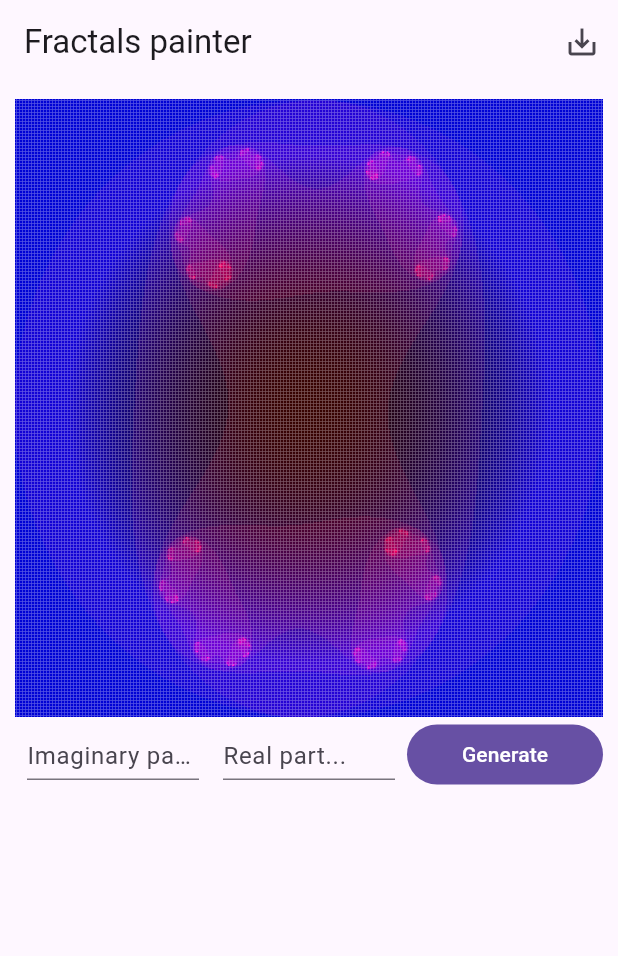
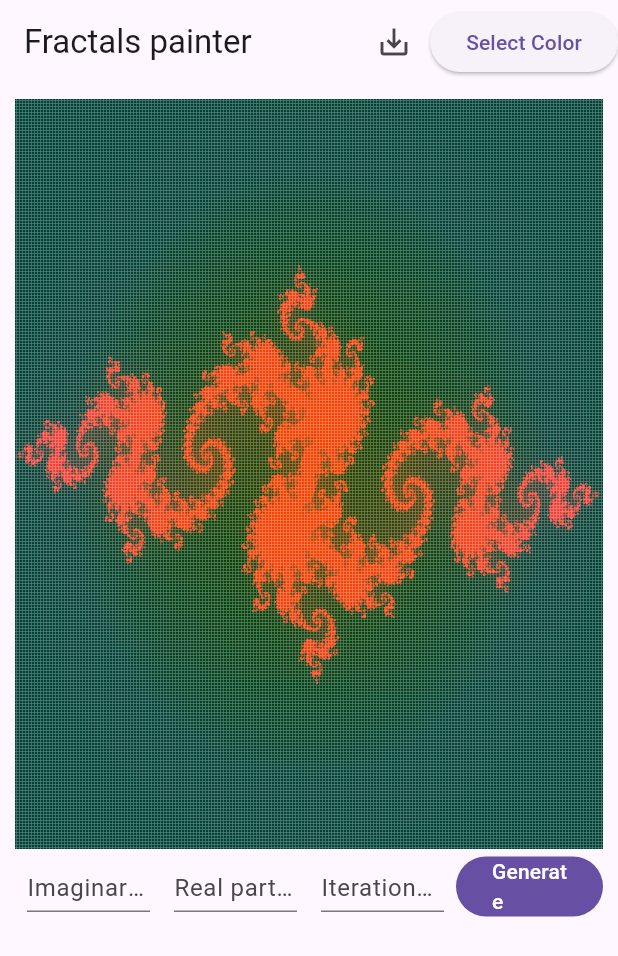
Before and after one commit to DedKiri11/fractals, a Flutter app: the screen it shows after launch, after a tap on "Generate", on a phone screen of 412 x 824 dp. Shown: the top 956 px of the screen. Run offline on Flutter 3.47's test engine with Material 3 defaults, Android fonts, the phone set to English and light mode, and no system bars; our stand-ins replace flutter_colorpicker; missing offline and left inert: dart:ffi.

Commit message:
Created custom color picker

```diff
--- a/fractals_project/lib/animations/animatedJuliasFractal.dart
+++ b/fractals_project/lib/animations/animatedJuliasFractal.dart
@@ -63,7 +63,9 @@ class _AnimatedJuliaFractalState extends State<AnimatedJuliaFractal>
             return CustomPaint(
                 painter: JuliaSetPainter(
                     realPart: _animationForRealPart.evaluate(curve),
-                    imaginaryPart: _animationForImaginaryPart.evaluate(curve)));
+                    imaginaryPart: _animationForImaginaryPart.evaluate(curve),
+                    iterations: 100,
+                    color: Colors.red));
           }
         )
     );
--- a/fractals_project/lib/fractals/fractalJuliasSet.dart
+++ b/fractals_project/lib/fractals/fractalJuliasSet.dart
@@ -7,8 +7,10 @@ import 'package:flutter/material.dart';
 class JuliaSetWidget extends StatefulWidget {
   final double realPart;
   final double imaginaryPart;
+  final Color color;
+  final int iterations;
 
-  JuliaSetWidget(this.realPart, this.imaginaryPart, {super.key});
+  JuliaSetWidget(this.realPart, this.imaginaryPart, this.iterations, {super.key, required this.color});
 
   @override
   State<JuliaSetWidget> createState() => _JuliaSetWidgetState();
@@ -19,12 +21,12 @@ class _JuliaSetWidgetState extends State<JuliaSetWidget> {
   Widget build(BuildContext context) {
     return CustomPaint(
       size: Size(
-          MediaQuery.of(context).size.width, MediaQuery.of(context).size.width),
+          500, 500,),
       //(realPart: 0.285, imaginaryPart: 0.01) (realPart: -0.085, imaginaryPart: 0.71) (realPart: -0.74543, imaginaryPart: 0.11031)
       //painter: JuliaSetPainter(realPart: -0.8, imaginaryPart: 0.156),
       //painter: JuliaSetPainter(realPart: 0.285, imaginaryPart: 0.01),
       painter: JuliaSetPainter(
-          realPart: widget.realPart, imaginaryPart: widget.imaginaryPart),
+          realPart: widget.realPart, imaginaryPart: widget.imaginaryPart, color: widget.color, iterations: widget.iterations),
       // painter: JuliaSetPainter(realPart: -0.74543, imaginaryPart: 0.11031),
     );
   }
@@ -33,13 +35,15 @@ class _JuliaSetWidgetState extends State<JuliaSetWidget> {
 class JuliaSetPainter extends CustomPainter {
   final double realPart;
   final double imaginaryPart;
+  final Color color;
+  final int iterations;
 
-  JuliaSetPainter({required this.realPart, required this.imaginaryPart});
+  JuliaSetPainter({required this.realPart, required this.imaginaryPart, required this.color, required this.iterations});
 
   @override
   void paint(Canvas canvas, Size size) {
     ComplexNumber c = ComplexNumber(realPart, imaginaryPart);
-    XBitmap bmp = plotJuliaSet(c, size.width.toInt(), size.height.toInt(), 100);
+    XBitmap bmp = plotJuliaSet(c, size.width.toInt(), size.height.toInt(), iterations, color);
 
     for (int i = 0; i < bmp.pixels.length; i++) {
       for (int j = 0; j < bmp.pixels[i].length; j++) {
@@ -91,7 +95,7 @@ class XBitmap {
   }
 }
 
-XBitmap plotJuliaSet(ComplexNumber c, int w, int h, int maxIter,
+XBitmap plotJuliaSet(ComplexNumber c, int w, int h, int maxIter, Color color,
     {double xMin = double.nan,
     double yMin = double.nan,
     double xMax = double.nan,
@@ -133,7 +137,7 @@ XBitmap plotJuliaSet(ComplexNumber c, int w, int h, int maxIter,
       double y = yMin + j * yStep;
       ComplexNumber z = ComplexNumber(x, y);
       bmp.setPixel(w - i - 1, j,
-          complexHeatMap(idx!.toDouble(), 0, maxIdx.toDouble(), z * z, r));
+          complexHeatMap(idx!.toDouble(), 0, maxIdx.toDouble(), z * z, r, color));
     }
   }
 
@@ -159,10 +163,10 @@ double calculateR(ComplexNumber c) {
 }
 
 Color complexHeatMap(
-    double value, double min, double max, ComplexNumber z, double r) {
+    double value, double min, double max, ComplexNumber z, double r, Color color) {
   double val = (value - min) / (max - min);
-  int red = (255 * val).round();
-  int green = (2 * (1 - val)).round();
-  int blue = (213 * (z.mod / r > 1 ? 1 : z.mod / r)).round();
+  int red = (color.red * val).round();
+  int green = color.green;
+  int blue = (color.blue * (z.mod / r > 1 ? 1 : z.mod / r)).round();
   return Color.fromRGBO(red, green, blue, 1);
 }
--- a/fractals_project/lib/screens/home.dart
+++ b/fractals_project/lib/screens/home.dart
@@ -4,6 +4,7 @@ import 'dart:math';
 import 'package:flutter/cupertino.dart';
 import 'package:flutter/material.dart';
 import 'package:fractals_project/fractals/fractalJuliasSet.dart';
+import 'package:fractals_project/widgets/colorPicker.dart';
 
 import '../widgets/textFields/textFieldForJuliaSet.dart';
 
@@ -15,11 +16,20 @@ class HomePage extends StatefulWidget {
 }
 
 class _HomePageState extends State<HomePage> {
-  double imaginaryValue = 0.71;
-  double realValue = -0.085;
+  double imaginaryValue =  0.156;
+  double realValue = -0.8;
+  int iterationsValue = 100;
+  Color color = Colors.red;
 
-  void _setText(String imaginary, String real) {
+  void _setColor(Color changedColor) {
     setState(() {
+      color = changedColor;
+    });
+  }
+
+  void _setText(String imaginary, String real, String iterations) {
+    setState(() {
+      iterationsValue = int.tryParse(iterations) ?? iterationsValue;
       imaginaryValue = double.tryParse(imaginary) ?? imaginaryValue;
       realValue = double.tryParse(real) ?? realValue;
     });
@@ -35,6 +45,7 @@ class _HomePageState extends State<HomePage> {
               icon: Icon(Icons.save_alt),
               onPressed: () => null,
             ),
+            CustomColorPicker(onColorChanged: _setColor),
           ],
         ),
         body: Container(
@@ -43,8 +54,9 @@ class _HomePageState extends State<HomePage> {
             height: MediaQuery.of(context).size.height,
             child: Column(
               children: [
-                JuliaSetWidget(imaginaryValue, realValue),
-                TextFieldForJuliaSet(onTextChanged: _setText)
+                JuliaSetWidget(realValue, imaginaryValue, iterationsValue, color: color),
+                TextFieldForJuliaSet(onTextChanged: _setText),
+
               ],
             )));
   }
--- /dev/null
+++ b/fractals_project/lib/widgets/colorPicker.dart
@@ -0,0 +1,53 @@
+import 'package:flutter/material.dart';
+import 'package:flutter_colorpicker/flutter_colorpicker.dart';
+
+class CustomColorPicker extends StatefulWidget {
+  const CustomColorPicker({super.key, required this.onColorChanged});
+
+  final Function(Color) onColorChanged;
+
+  @override
+  _CustomColorPickerState createState() => _CustomColorPickerState();
+}
+
+class _CustomColorPickerState extends State<CustomColorPicker> {
+  Color pickerColor = Color(0xff7513a7);
+  Color currentColor = Color(0xff7415a4);
+
+  void changeColor(Color color) {
+    setState(() => pickerColor = color);
+  }
+
+  @override
+  Widget build(BuildContext context) {
+    return ElevatedButton(
+      onPressed: () {
+        showDialog(
+          context: context,
+          builder: (BuildContext context) {
+            return AlertDialog(
+              title: Text('Select a color'),
+              content: SingleChildScrollView(
+                child: ColorPicker(
+                  pickerColor: pickerColor,
+                  onColorChanged: changeColor,
+                ),
+              ),
+              actions: [
+                TextButton(
+                  child: Text('OK'),
+                  onPressed: () {
+                    setState(() => currentColor = pickerColor);
+                    widget.onColorChanged(currentColor);
+                    Navigator.of(context).pop();
+                  },
+                ),
+              ],
+            );
+          },
+        );
+      },
+      child: Text('Select Color'),
+    );
+  }
+}
--- a/fractals_project/lib/widgets/textFields/textFieldForJuliaSet.dart
+++ b/fractals_project/lib/widgets/textFields/textFieldForJuliaSet.dart
@@ -4,7 +4,7 @@ import 'package:flutter/material.dart';
 class TextFieldForJuliaSet extends StatefulWidget {
   const TextFieldForJuliaSet({super.key, required this.onTextChanged});
 
-  final Function(String, String) onTextChanged;
+  final Function(String, String, String) onTextChanged;
 
   @override
   State<TextFieldForJuliaSet> createState() => _TextFieldForJuliaSetState();
@@ -13,9 +13,12 @@ class TextFieldForJuliaSet extends StatefulWidget {
 class _TextFieldForJuliaSetState extends State<TextFieldForJuliaSet> {
   final String hintImaginary = "Imaginary part...";
   final String hintReal = "Real part...";
+  final String hintIterations = "Iterations...";
+
   final TextEditingController _controllerForImaginaryPart =
       TextEditingController();
   final TextEditingController _controllerForRealPart = TextEditingController();
+  final TextEditingController _controllerForIterations = TextEditingController();
 
   @override
   Widget build(BuildContext context) {
@@ -48,10 +51,21 @@ class _TextFieldForJuliaSetState extends State<TextFieldForJuliaSet> {
             ),
           ),
           Expanded(
+            child: Padding(
+              padding: const EdgeInsets.all(8.0),
+              child: TextField(
+                controller: _controllerForIterations,
+                decoration: InputDecoration(
+                  hintText: hintIterations,
+                ),
+              ),
+            ),
+          ),
+          Expanded(
               child: FilledButton(
                 onPressed: () {
-                  widget.onTextChanged(_controllerForRealPart.text,
-                      _controllerForImaginaryPart.text);
+                  widget.onTextChanged(
+                      _controllerForImaginaryPart.text, _controllerForRealPart.text, _controllerForIterations.text);
                 },
                 child: Text("Generate"),
           ))
@@ -60,10 +74,6 @@ class _TextFieldForJuliaSetState extends State<TextFieldForJuliaSet> {
     );
   }
 
-  void _sendText() {
-    widget.onTextChanged(
-        _controllerForImaginaryPart.text, _controllerForRealPart.text);
-  }
 
   @override
   void dispose() {
--- a/fractals_project/pubspec.yaml
+++ b/fractals_project/pubspec.yaml
@@ -35,6 +35,7 @@ dependencies:
   # The following adds the Cupertino Icons font to your application.
   # Use with the CupertinoIcons class for iOS style icons.
   cupertino_icons: ^1.0.2
+  flutter_colorpicker: ^1.0.3
 
 dev_dependencies:
   flutter_test:
```
Also changed, not shown: fractals_project/pubspec.lock.
